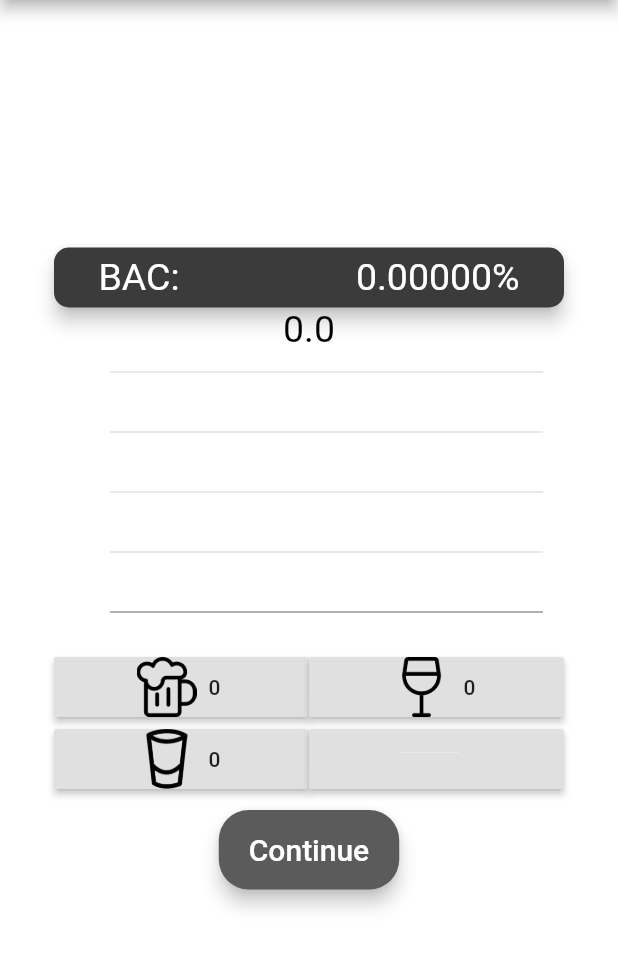
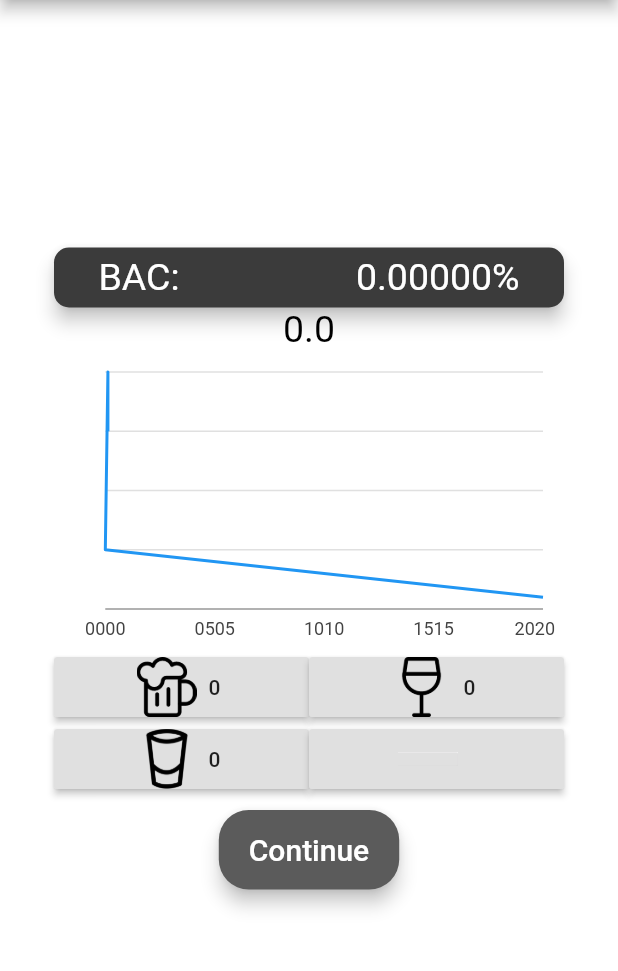
Before and after one commit to ShaneSigesmund/alcohol_tester_project, a Flutter app: the bacPage screen opened directly, on a phone screen of 412 x 824 dp, the part 84-1055 px from its top. Run offline on Flutter 3.47's test engine with Material 2 defaults, Android fonts, the phone set to English and light mode, and no system bars; our stand-ins replace charts_flutter, shared_preferences; missing offline and left inert: dart:ffi; accounts and stored records are empty.

Commit message:
fixed bac calculations

```diff
--- a/alcohol_tester_application/lib/bacPage.dart
+++ b/alcohol_tester_application/lib/bacPage.dart
@@ -22,7 +22,7 @@ int spiritCount = 0;
 int currentCounter = 0;
 //VALUE AT WHICH BAC DECREASES
 
-double decreaseBAC = 0.016;
+double decreaseBAC = 0.015;
 
 //LEGAL BAC IN CANADA
 
@@ -141,27 +141,32 @@ class bac extends State<bacPage> {
 
 //Define what data goes into the graph
 
-  static List<charts.Series<TimeUntilSober, int>> _createSampleData() {
-    List<TimeUntilSober> chartData = [];
+  static List<charts.Series<TimeUntilSober, DateTime>> _createSampleData() {
+   // List<TimeUntilSober> chartData = [];
     double tempBac2 = bacVALUE - legalBAC;
     double _getTimeUntilSober = tempBac2 / decreaseBAC;
 
+    var now = new DateTime.now();
+    int currentHour = now.hour;
+    final chartData = [
+      new TimeUntilSober(new DateTime(now.year, now.month, currentHour + 1), 5),
+      new TimeUntilSober(
+          new DateTime( 12%(currentHour + 2)), 25),
+      new TimeUntilSober(
+          new DateTime( 12%(currentHour + 3)), 100),
+      new TimeUntilSober(
+          new DateTime( 12%(currentHour + 4)), 75),
+    ];
     double result = _getTimeUntilSober;
     int temp = result.round();
-
-    for (int i = 0; i < temp; i++) {
-      chartData.add(new TimeUntilSober(i, (bacVALUE - decreaseBAC)));
-    }
-
-    var axis = charts.NumericAxisSpec(
-        renderSpec: charts.GridlineRendererSpec(
-      labelStyle: charts.TextStyleSpec(
-          fontSize: 10,
-          color: charts.MaterialPalette
-              .white), //chnage white color as per your requirement.
-    ));
+    int c;
+    // for (int i = 0; i < temp; i++) {
+    // chartData.add(new TimeUntilSober(i, (bacVALUE - decreaseBAC)));
+    //c= chartData.length;
+    //print("ISSA LENGTH : $c");
+    // }
     return [
-      new charts.Series<TimeUntilSober, int>(
+      new charts.Series<TimeUntilSober, DateTime>(
         id: 'BAC',
         colorFn: (_, __) => charts.MaterialPalette.blue.shadeDefault,
         outsideLabelStyleAccessorFn: (_, __) => charts.TextStyleSpec(
@@ -351,9 +356,7 @@ class bac extends State<bacPage> {
                   },
                   child: Text(
                     'Reset',
-                  style: TextStyle(
-                    fontSize: 20
-                  ),
+                    style: TextStyle(fontSize: 20),
                   )),
             ],
           ),
@@ -378,15 +381,9 @@ class bac extends State<bacPage> {
                     ),
                     SizedBox(
                       height: 200,
-                      child: charts.LineChart(
+                      child: charts.TimeSeriesChart(
                         _createSampleData(),
                         animate: false,
-                        domainAxis: charts.AxisSpec(
-                            renderSpec: charts.SmallTickRendererSpec(
-                                labelStyle: charts.TextStyleSpec(
-                          fontSize: 10,
-                          color: charts.MaterialPalette.white,
-                        ))),
                         primaryMeasureAxis: charts.AxisSpec(
                             renderSpec: charts.GridlineRendererSpec(
                                 labelStyle: charts.TextStyleSpec(
@@ -408,7 +405,7 @@ class bac extends State<bacPage> {
 
 //Create time object for graph
 class TimeUntilSober {
-  final int time;
+  final DateTime time;
   final double bacVal;
 
   TimeUntilSober(this.time, this.bacVal);
```
Also changed, not shown: 2 other files.
